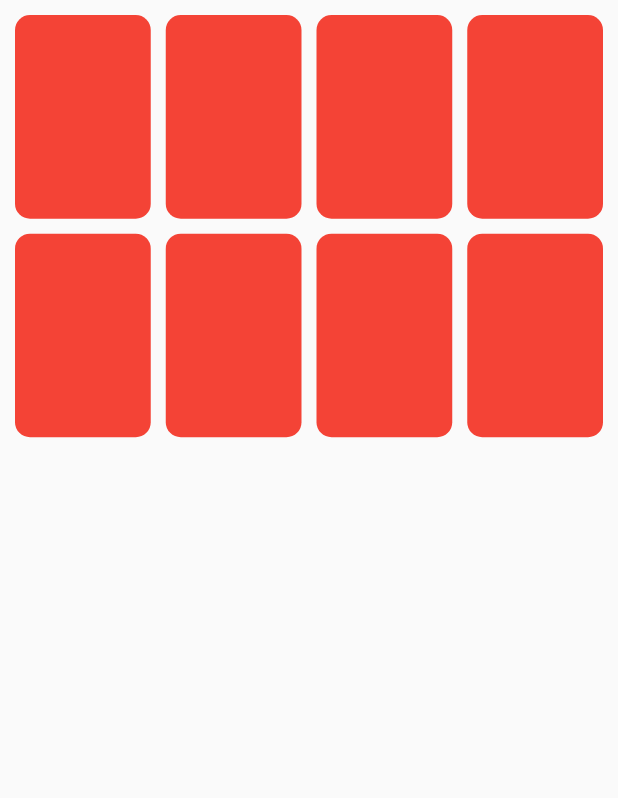
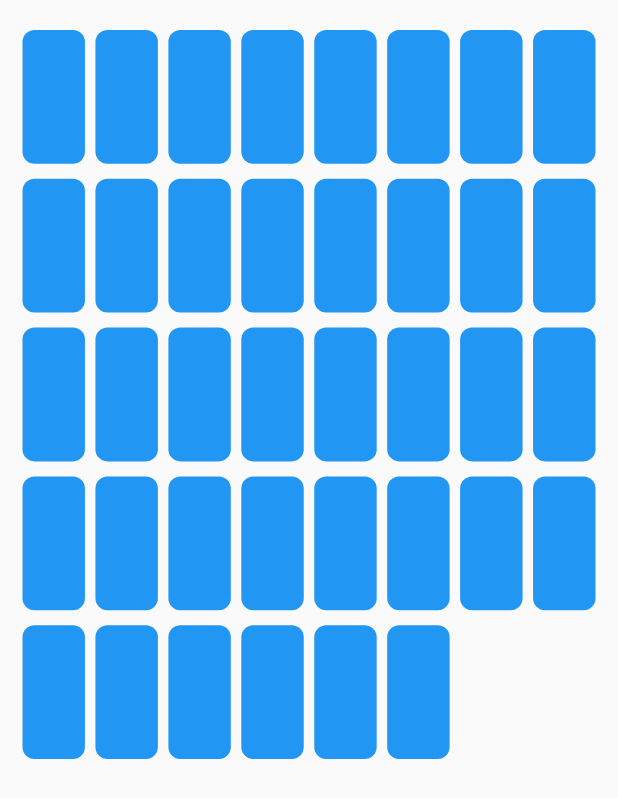
Before and after one commit to Konjuhi/memorie-game, a Flutter app: the screen it shows after launch, on a phone screen of 412 x 824 dp. Shown: the top 798 px of the screen. Run offline on Flutter 3.47's test engine with Material 2 defaults, Android fonts, the phone set to English and light mode, and no system bars.

Commit message:
Implemented AspectRatioWidget for width that fits every screen

```diff
--- a/lib/provider/memory_game_provider.dart
+++ b/lib/provider/memory_game_provider.dart
@@ -21,12 +21,15 @@ class MemoryGameProvider with ChangeNotifier {
     '🛹',
     '🛼',
     '⛷',
-    '🏂'
+    '🏂',
+    '🏍',
+    '🚉',
+    '🚊'
   ];
 
   static MemoryGameModel<String> createMemoryGame() {
     return MemoryGameModel(
-      numberOfPairsOfCards: 4,
+      numberOfPairsOfCards: 19,
       createCardContent: (int pairIndex) => emojis[pairIndex],
     );
   }
--- a/lib/screens/memory_game_screen.dart
+++ b/lib/screens/memory_game_screen.dart
@@ -1,8 +1,9 @@
 import 'package:flutter/material.dart';
-import 'package:flutter_learn/widgets/memory_game_widget.dart';
+import 'package:flutter_learn/widgets/aspect_ratio_widget.dart';
 import 'package:provider/provider.dart';
 
 import '../provider/memory_game_provider.dart';
+import '../widgets/memory_game_widget.dart';
 
 class MemoryGameScreen extends StatelessWidget {
   const MemoryGameScreen({
@@ -14,24 +15,23 @@ class MemoryGameScreen extends StatelessWidget {
     return Consumer<MemoryGameProvider>(builder: (context, viewModel, child) {
       return Scaffold(
         body: Padding(
-          padding: const EdgeInsets.all(10),
+          padding: const EdgeInsets.only(left: 15, right: 15, top: 20),
           child: Column(
             children: [
               Expanded(
-                child: GridView.builder(
-                  gridDelegate: const SliverGridDelegateWithFixedCrossAxisCount(
-                    crossAxisCount: 4,
-                    childAspectRatio: 2 / 3,
-                    crossAxisSpacing: 10,
-                    mainAxisSpacing: 10,
-                  ),
-                  itemBuilder: (BuildContext context, int index) {
-                    return MemoryGameWidget(
-                      card: viewModel.cards![index],
-                      viewModel: viewModel,
-                    );
+                child: AspectRatioWidget(
+                  items: viewModel.cards!,
+                  aspectRatio: 2 / 3,
+                  content: (card) {
+                    if (card.isMatched && !card.isFacedUp) {
+                      return const Opacity(opacity: 0);
+                    } else {
+                      return MemoryGameWidget(
+                        card: card,
+                        viewModel: viewModel,
+                      );
+                    }
                   },
-                  itemCount: viewModel.cards?.length,
                 ),
               ),
             ],
--- a/lib/widgets/memory_game_widget.dart
+++ b/lib/widgets/memory_game_widget.dart
@@ -1,4 +1,5 @@
-import 'package:flutter/foundation.dart';
+import 'dart:math';
+
 import 'package:flutter/material.dart';
 
 import '../models/card_model.dart';
@@ -18,29 +19,35 @@ class MemoryGameWidget extends StatefulWidget {
 class _MemoryGameWidgetState extends State<MemoryGameWidget> {
   @override
   Widget build(BuildContext context) {
+    return LayoutBuilder(builder: (context, constraints) {
       return GestureDetector(
         onTap: () {
-        if (kDebugMode) {
-          print("Kliko: ${widget.card.isFacedUp}");
-        }
           widget.viewModel.choose(widget.card);
         },
         child: Container(
           decoration: BoxDecoration(
-          color: widget.card.isFacedUp
+            color: widget.card.isMatched
+                ? Colors.transparent
+                : widget.card.isFacedUp
                     ? Colors.white
-              : widget.card.isMatched // updated line
-                  ? Colors.white
-                  : Colors.red,
-          borderRadius: BorderRadius.circular(10),
+                    : Colors.blue,
+            borderRadius: BorderRadius.circular(8),
+            border: Border.all(
+              color: widget.card.isFacedUp ? Colors.black : Colors.transparent,
+              width: 3,
+            ),
           ),
           child: Center(
             child: Text(
-            widget.card.isFacedUp ? widget.card.content : '',
-            style: const TextStyle(fontSize: 32),
+              widget.card.isFacedUp ? widget.card.content.toString() : '',
+              style: TextStyle(
+                fontSize:
+                    min(constraints.maxWidth, constraints.maxHeight) * 0.8,
+              ),
             ),
           ),
         ),
       );
+    });
   }
 }
```
Also changed, not shown: lib/widgets/aspect_ratio_widget.dart (added, +68 -0 lines), 2 other files. Lines whose indentation alone changed are shown as unchanged.
